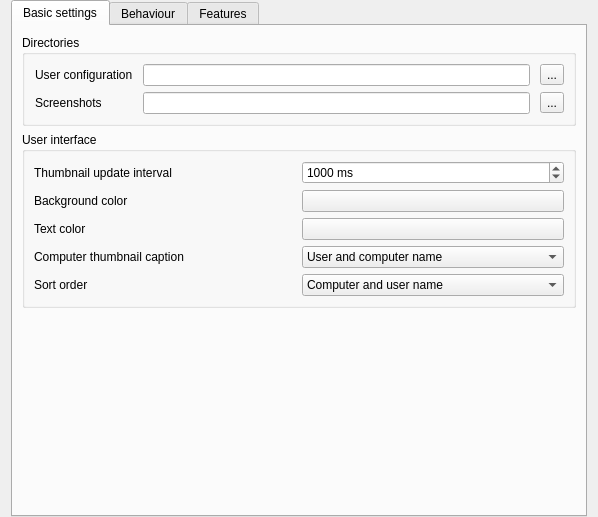
hamonikr/hamonize, file hamonize-admin/configurator/src/MasterConfigurationPage.ui: the form before one commit.
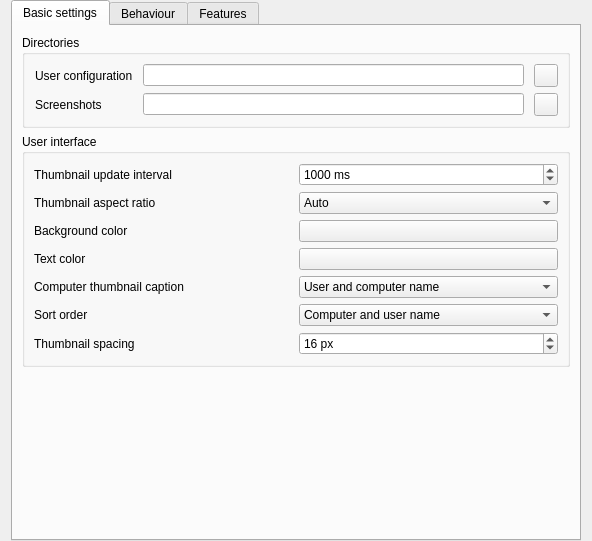
The form after the commit. Icons and pictures are not drawn.

Patch:
```diff
--- a/hamonize-admin/configurator/src/MasterConfigurationPage.ui
+++ b/hamonize-admin/configurator/src/MasterConfigurationPage.ui
@@ -2,14 +2,6 @@
 <ui version="4.0">
  <class>MasterConfigurationPage</class>
  <widget class="QWidget" name="MasterConfigurationPage">
-  <property name="geometry">
-   <rect>
-    <x>0</x>
-    <y>0</y>
-    <width>598</width>
-    <height>517</height>
-   </rect>
-  </property>
   <layout class="QVBoxLayout" name="verticalLayout_6">
    <property name="topMargin">
     <number>0</number>
@@ -41,9 +33,6 @@
           </property>
           <item row="0" column="2">
            <widget class="QToolButton" name="openUserConfigurationDirectory">
-            <property name="text">
-             <string>...</string>
-            </property>
             <property name="icon">
              <iconset resource="../../core/resources/core.qrc">
               <normaloff>:/core/document-open.png</normaloff>:/core/document-open.png</iconset>
@@ -72,9 +61,6 @@
           </item>
           <item row="1" column="2">
            <widget class="QToolButton" name="openScreenshotDirectory">
-            <property name="text">
-             <string>...</string>
-            </property>
             <property name="icon">
              <iconset resource="../../core/resources/core.qrc">
               <normaloff>:/core/document-open.png</normaloff>:/core/document-open.png</iconset>
@@ -90,14 +76,46 @@
           <string>User interface</string>
          </property>
          <layout class="QGridLayout" name="gridLayout_2">
-          <item row="2" column="0">
+          <item row="4" column="0">
            <widget class="QLabel" name="label_9">
             <property name="text">
              <string>Text color</string>
             </property>
            </widget>
           </item>
+          <item row="4" column="1">
+           <widget class="QPushButton" name="computerMonitoringTextColor"/>
+          </item>
+          <item row="9" column="1">
+           <widget class="QSpinBox" name="computerMonitoringThumbnailSpacing">
+            <property name="suffix">
+             <string> px</string>
+            </property>
+            <property name="prefix">
+             <string/>
+            </property>
+            <property name="minimum">
+             <number>2</number>
+            </property>
+            <property name="maximum">
+             <number>50</number>
+            </property>
+            <property name="value">
+             <number>16</number>
+            </property>
+           </widget>
+          </item>
           <item row="3" column="1">
+           <widget class="QPushButton" name="computerMonitoringBackgroundColor"/>
+          </item>
+          <item row="9" column="0">
+           <widget class="QLabel" name="label_11">
+            <property name="text">
+             <string>Thumbnail spacing</string>
+            </property>
+           </widget>
+          </item>
+          <item row="5" column="1">
            <widget class="QComboBox" name="computerDisplayRoleContent">
             <item>
              <property name="text">
@@ -116,14 +134,62 @@
             </item>
            </widget>
           </item>
-          <item row="3" column="0">
-           <widget class="QLabel" name="label_8">
+          <item row="7" column="1">
+           <widget class="QComboBox" name="computerMonitoringSortOrder">
+            <item>
+             <property name="text">
+              <string>Computer and user name</string>
+             </property>
+            </item>
+            <item>
+             <property name="text">
+              <string>Only user name</string>
+             </property>
+            </item>
+            <item>
+             <property name="text">
+              <string>Only computer name</string>
+             </property>
+            </item>
+           </widget>
+          </item>
+          <item row="7" column="0">
+           <widget class="QLabel" name="label_10">
             <property name="text">
-             <string>Computer thumbnail caption</string>
+             <string>Sort order</string>
             </property>
            </widget>
           </item>
-          <item row="0" column="1">
+          <item row="2" column="1">
+           <widget class="QComboBox" name="computerMonitoringAspectRatio">
+            <item>
+             <property name="text">
+              <string>Auto</string>
+             </property>
+            </item>
+            <item>
+             <property name="text">
+              <string notr="true">16:9</string>
+             </property>
+            </item>
+            <item>
+             <property name="text">
+              <string notr="true">16:10</string>
+             </property>
+            </item>
+            <item>
+             <property name="text">
+              <string notr="true">3:2</string>
+             </property>
+            </item>
+            <item>
+             <property name="text">
+              <string notr="true">4:3</string>
+             </property>
+            </item>
+           </widget>
+          </item>
+          <item row="1" column="1">
            <widget class="QSpinBox" name="computerMonitoringUpdateInterval">
             <property name="suffix">
              <string> ms</string>
@@ -132,7 +198,7 @@
              <number>250</number>
             </property>
             <property name="maximum">
-             <number>60000</number>
+             <number>10000</number>
             </property>
             <property name="singleStep">
              <number>250</number>
@@ -142,50 +208,32 @@
             </property>
            </widget>
           </item>
-          <item row="2" column="1">
-           <widget class="QPushButton" name="computerMonitoringTextColor"/>
-          </item>
-          <item row="1" column="1">
-           <widget class="QPushButton" name="computerMonitoringBackgroundColor"/>
-          </item>
-          <item row="1" column="0">
-           <widget class="QLabel" name="label_6">
+          <item row="5" column="0">
+           <widget class="QLabel" name="label_8">
             <property name="text">
-             <string>Background color</string>
+             <string>Computer thumbnail caption</string>
             </property>
            </widget>
           </item>
-          <item row="0" column="0">
+          <item row="1" column="0">
            <widget class="QLabel" name="label_7">
             <property name="text">
              <string>Thumbnail update interval</string>
             </property>
            </widget>
           </item>
-          <item row="4" column="0">
-           <widget class="QLabel" name="label_10">
+          <item row="3" column="0">
+           <widget class="QLabel" name="label_6">
             <property name="text">
-             <string>Sort order</string>
+             <string>Background color</string>
             </property>
            </widget>
           </item>
-          <item row="4" column="1">
-           <widget class="QComboBox" name="computerMonitoringSortOrder">
-            <item>
-             <property name="text">
-              <string>Computer and user name</string>
-             </property>
-            </item>
-            <item>
-             <property name="text">
-              <string>Only user name</string>
-             </property>
-            </item>
-            <item>
-             <property name="text">
-              <string>Only computer name</string>
-             </property>
-            </item>
+          <item row="2" column="0">
+           <widget class="QLabel" name="label_12">
+            <property name="text">
+             <string>Thumbnail aspect ratio</string>
+            </property>
            </widget>
           </item>
          </layout>
@@ -232,9 +280,9 @@
            </widget>
           </item>
           <item>
-           <widget class="QCheckBox" name="autoAdjustGridSize">
+           <widget class="QCheckBox" name="autoAdjustMonitoringIconSize">
             <property name="text">
-             <string>Automatically adjust computer thumbnail size</string>
+             <string>Automatically adjust computer icon size</string>
             </property>
            </widget>
           </item>
@@ -272,12 +320,19 @@
            </widget>
           </item>
           <item>
-           <widget class="QCheckBox" name="localComputerHidden">
+           <widget class="QCheckBox" name="hideLocalComputer">
             <property name="text">
              <string>Hide local computer</string>
             </property>
            </widget>
           </item>
+          <item>
+           <widget class="QCheckBox" name="hideOwnSession">
+            <property name="text">
+             <string>Hide local session</string>
+            </property>
+           </widget>
+          </item>
           <item>
            <widget class="QCheckBox" name="hideEmptyLocations">
             <property name="text">
@@ -286,7 +341,7 @@
            </widget>
           </item>
           <item>
-           <widget class="QCheckBox" name="computerFilterHidden">
+           <widget class="QCheckBox" name="hideComputerFilter">
             <property name="text">
              <string>Hide computer filter field</string>
             </property>
@@ -318,16 +373,23 @@
             </property>
            </widget>
           </item>
-          <item row="2" column="1">
+          <item row="3" column="1">
            <widget class="QComboBox" name="computerDoubleClickFeature"/>
           </item>
-          <item row="2" column="0">
+          <item row="3" column="0">
            <widget class="QLabel" name="label_3">
             <property name="text">
              <string>Feature on computer double click:</string>
             </property>
            </widget>
           </item>
+          <item row="2" column="0">
+           <widget class="QCheckBox" name="showFeatureWindowsOnSameScreen">
+            <property name="text">
+             <string>Open feature windows on the same screen as the main window</string>
+            </property>
+           </widget>
+          </item>
          </layout>
         </widget>
        </item>
@@ -387,23 +449,17 @@
            </item>
            <item>
             <widget class="QToolButton" name="disableFeatureButton">
-             <property name="text">
-              <string>...</string>
-             </property>
              <property name="icon">
-              <iconset resource="../resources/configurator.qrc">
-               <normaloff>:/configurator/go-next.png</normaloff>:/configurator/go-next.png</iconset>
+              <iconset resource="../../core/resources/core.qrc">
+               <normaloff>:/core/go-next.png</normaloff>:/core/go-next.png</iconset>
              </property>
             </widget>
            </item>
            <item>
             <widget class="QToolButton" name="enableFeatureButton">
-             <property name="text">
-              <string>...</string>
-             </property>
              <property name="icon">
-              <iconset resource="../resources/configurator.qrc">
-               <normaloff>:/configurator/go-previous.png</normaloff>:/configurator/go-previous.png</iconset>
+              <iconset resource="../../core/resources/core.qrc">
+               <normaloff>:/core/go-previous.png</normaloff>:/core/go-previous.png</iconset>
              </property>
             </widget>
            </item>
```
Left out of the diff: 12 changed lines with no effect on the pictures.
